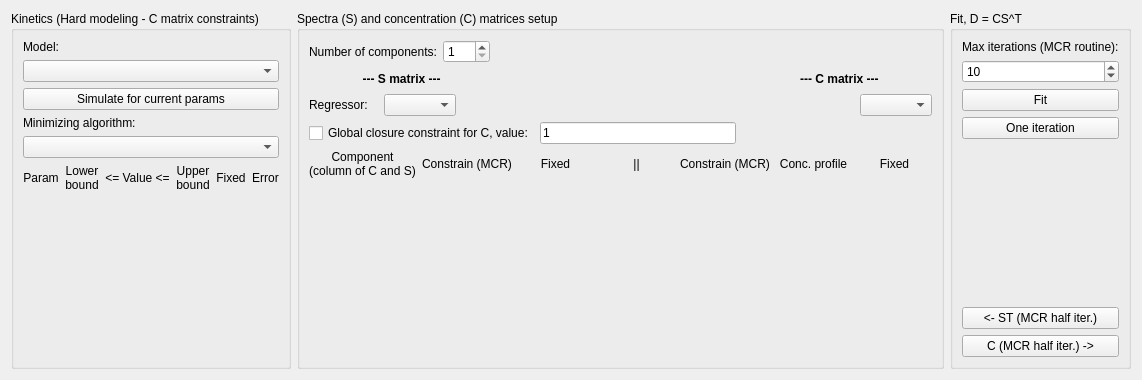
This is Widgets/Fit_gui.ui in dmadea/Transient-Spectra-Analyzer as Qt 5 draws it before an edit. The edited form follows.
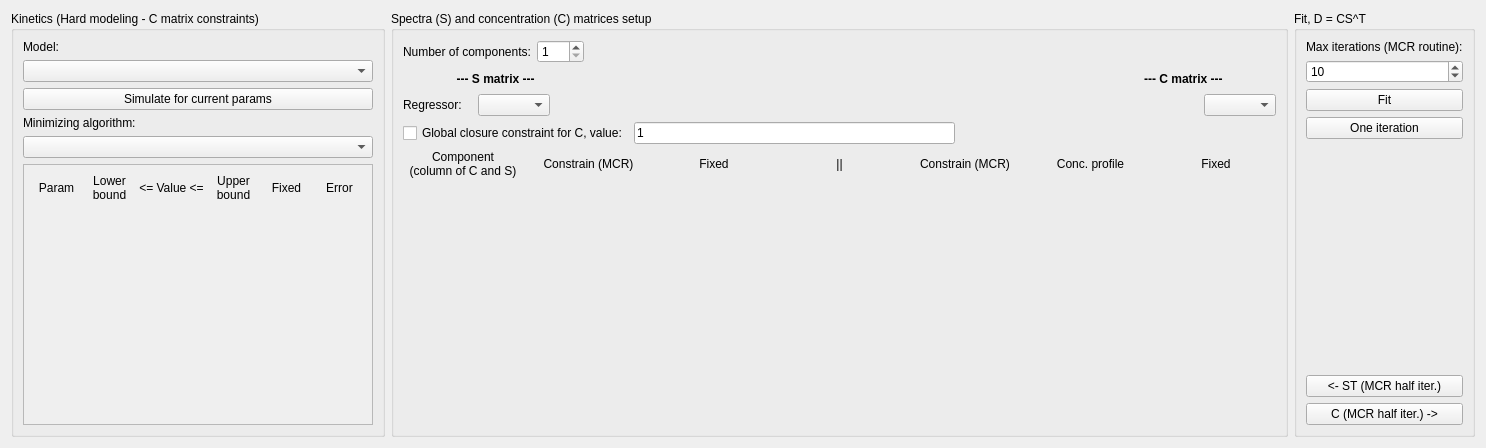
This is the edited form.

Commit message: scroll area added

```diff
--- a/Widgets/Fit_gui.ui
+++ b/Widgets/Fit_gui.ui
@@ -6,8 +6,8 @@
    <rect>
     <x>0</x>
     <y>0</y>
-    <width>1142</width>
-    <height>380</height>
+    <width>1486</width>
+    <height>448</height>
    </rect>
   </property>
   <property name="sizePolicy">
@@ -24,11 +24,17 @@
     <layout class="QHBoxLayout" name="horizontalLayout_3">
      <item>
       <widget class="QGroupBox" name="groupBox">
+       <property name="maximumSize">
+        <size>
+         <width>16777215</width>
+         <height>450</height>
+        </size>
+       </property>
        <property name="title">
         <string>Kinetics (Hard modeling - C matrix constraints)</string>
        </property>
        <layout class="QGridLayout" name="gridLayout_3">
-        <item row="0" column="0">
+        <item row="0" column="1">
          <layout class="QVBoxLayout" name="verticalLayout_2">
           <item>
            <widget class="QLabel" name="label_2">
@@ -70,6 +76,39 @@
            <widget class="QComboBox" name="cbMethod"/>
           </item>
           <item>
+           <widget class="QScrollArea" name="scrollArea">
+            <property name="sizePolicy">
+             <sizepolicy hsizetype="Preferred" vsizetype="Expanding">
+              <horstretch>0</horstretch>
+              <verstretch>0</verstretch>
+             </sizepolicy>
+            </property>
+            <property name="minimumSize">
+             <size>
+              <width>350</width>
+              <height>0</height>
+             </size>
+            </property>
+            <property name="maximumSize">
+             <size>
+              <width>16777215</width>
+              <height>16777215</height>
+             </size>
+            </property>
+            <property name="widgetResizable">
+             <bool>true</bool>
+            </property>
+            <widget class="QWidget" name="scrollAreaWidgetContents">
+             <property name="geometry">
+              <rect>
+               <x>0</x>
+               <y>0</y>
+               <width>348</width>
+               <height>241</height>
+              </rect>
+             </property>
+             <layout class="QGridLayout" name="gridLayout_4">
+              <item row="0" column="0">
            <layout class="QGridLayout" name="glKinetics">
             <item row="0" column="4">
              <widget class="QLabel" name="label_7">
@@ -138,14 +177,11 @@
             </item>
            </layout>
           </item>
-          <item>
+              <item row="1" column="0">
            <spacer name="verticalSpacer">
             <property name="orientation">
              <enum>Qt::Vertical</enum>
             </property>
-            <property name="sizeType">
-             <enum>QSizePolicy::Expanding</enum>
-            </property>
             <property name="sizeHint" stdset="0">
              <size>
               <width>20</width>
@@ -153,6 +189,10 @@
              </size>
             </property>
            </spacer>
+              </item>
+             </layout>
+            </widget>
+           </widget>
           </item>
          </layout>
         </item>
```
Lines whose indentation alone changed are shown as unchanged. The commit also changes 5 other files.
